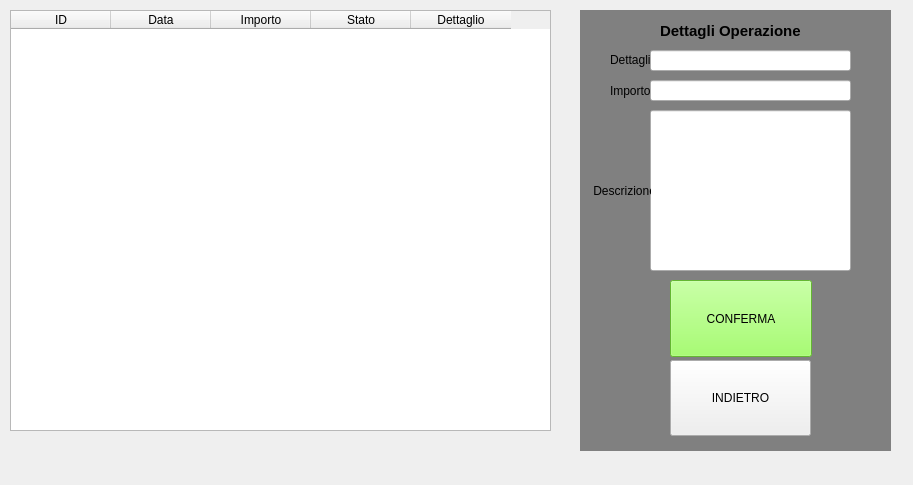
This is Boundaries/GestionePagamenti/CreaPagamento.ui in Diego30090/IngSoft_Palestra as Qt 5 draws it before an edit. The edited form follows.
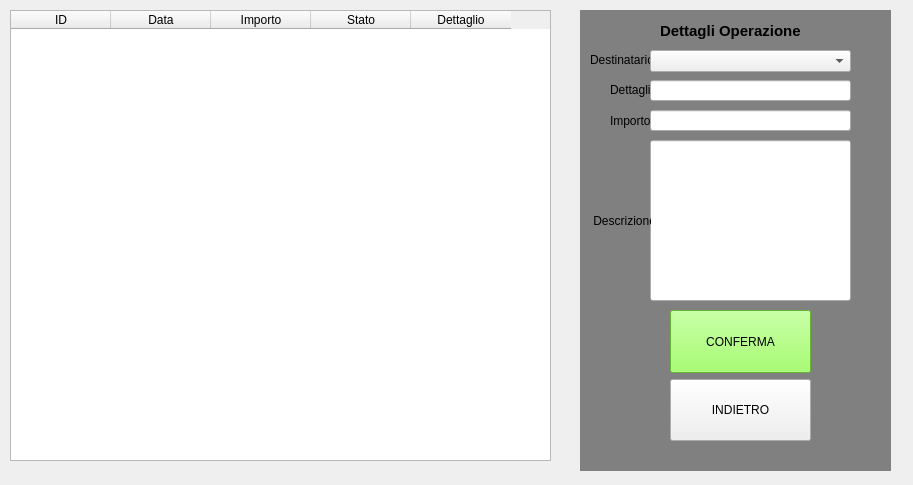
This is the edited form.

Commit message: implementata la creazione di pagamenti e la visualizzazione in modificaPagamento.py

Patch:
```diff
--- a/Boundaries/GestionePagamenti/CreaPagamento.ui
+++ b/Boundaries/GestionePagamenti/CreaPagamento.ui
@@ -37,7 +37,7 @@
    <property name="geometry">
     <rect>
      <x>650</x>
-     <y>110</y>
+     <y>140</y>
      <width>201</width>
      <height>161</height>
     </rect>
@@ -47,7 +47,7 @@
    <property name="geometry">
     <rect>
      <x>610</x>
-     <y>80</y>
+     <y>110</y>
      <width>41</width>
      <height>21</height>
     </rect>
@@ -60,7 +60,7 @@
    <property name="geometry">
     <rect>
      <x>650</x>
-     <y>80</y>
+     <y>110</y>
      <width>201</width>
      <height>21</height>
     </rect>
@@ -70,7 +70,7 @@
    <property name="geometry">
     <rect>
      <x>590</x>
-     <y>180</y>
+     <y>210</y>
      <width>61</width>
      <height>21</height>
     </rect>
@@ -85,7 +85,7 @@
      <x>580</x>
      <y>10</y>
      <width>311</width>
-     <height>441</height>
+     <height>461</height>
     </rect>
    </property>
    <property name="autoFillBackground">
@@ -104,33 +104,11 @@
     <string/>
    </property>
   </widget>
-  <widget class="QPushButton" name="confermaCreazioneButton">
-   <property name="geometry">
-    <rect>
-     <x>670</x>
-     <y>280</y>
-     <width>142</width>
-     <height>77</height>
-    </rect>
-   </property>
-   <property name="sizePolicy">
-    <sizepolicy hsizetype="Minimum" vsizetype="Preferred">
-     <horstretch>0</horstretch>
-     <verstretch>0</verstretch>
-    </sizepolicy>
-   </property>
-   <property name="styleSheet">
-    <string notr="true">background-color:rgb(140,255,70)</string>
-   </property>
-   <property name="text">
-    <string>CONFERMA</string>
-   </property>
-  </widget>
   <widget class="QLabel" name="label">
    <property name="geometry">
     <rect>
      <x>610</x>
-     <y>50</y>
+     <y>80</y>
      <width>41</width>
      <height>20</height>
     </rect>
@@ -145,7 +123,7 @@
      <x>10</x>
      <y>10</y>
      <width>541</width>
-     <height>421</height>
+     <height>451</height>
     </rect>
    </property>
    <property name="columnCount">
@@ -177,15 +155,44 @@
     </property>
    </column>
   </widget>
-  <widget class="QPushButton" name="backButton">
+  <widget class="QLineEdit" name="lineEditDettagli">
+   <property name="geometry">
+    <rect>
+     <x>650</x>
+     <y>80</y>
+     <width>201</width>
+     <height>21</height>
+    </rect>
+   </property>
+  </widget>
+  <widget class="QWidget" name="verticalLayoutWidget">
    <property name="geometry">
     <rect>
      <x>670</x>
-     <y>360</y>
+     <y>310</y>
      <width>141</width>
-     <height>76</height>
+     <height>131</height>
     </rect>
    </property>
+   <layout class="QVBoxLayout" name="verticalLayout">
+    <item>
+     <widget class="QPushButton" name="confermaCreazioneButton">
+      <property name="sizePolicy">
+       <sizepolicy hsizetype="Minimum" vsizetype="Preferred">
+        <horstretch>0</horstretch>
+        <verstretch>0</verstretch>
+       </sizepolicy>
+      </property>
+      <property name="styleSheet">
+       <string notr="true">background-color:rgb(140,255,70)</string>
+      </property>
+      <property name="text">
+       <string>CONFERMA</string>
+      </property>
+     </widget>
+    </item>
+    <item>
+     <widget class="QPushButton" name="backButton">
    <property name="sizePolicy">
     <sizepolicy hsizetype="Minimum" vsizetype="Preferred">
      <horstretch>0</horstretch>
@@ -199,13 +206,29 @@
     <string>INDIETRO</string>
    </property>
   </widget>
-  <widget class="QLineEdit" name="lineEditDettagli">
+    </item>
+   </layout>
+  </widget>
+  <widget class="QLabel" name="label_3">
+   <property name="geometry">
+    <rect>
+     <x>590</x>
+     <y>50</y>
+     <width>61</width>
+     <height>20</height>
+    </rect>
+   </property>
+   <property name="text">
+    <string>Destinatario</string>
+   </property>
+  </widget>
+  <widget class="QComboBox" name="destinatarioList">
    <property name="geometry">
     <rect>
      <x>650</x>
      <y>50</y>
      <width>201</width>
-     <height>21</height>
+     <height>22</height>
     </rect>
    </property>
   </widget>
@@ -215,11 +238,12 @@
   <zorder>label_2</zorder>
   <zorder>lineEditImporto</zorder>
   <zorder>label_4</zorder>
-  <zorder>confermaCreazioneButton</zorder>
   <zorder>label</zorder>
   <zorder>tabellaPagamenti</zorder>
-  <zorder>backButton</zorder>
   <zorder>lineEditDettagli</zorder>
+  <zorder>verticalLayoutWidget</zorder>
+  <zorder>label_3</zorder>
+  <zorder>destinatarioList</zorder>
  </widget>
  <resources/>
  <connections/>
```
Lines whose indentation alone changed are shown as unchanged. The commit also changes 9 other files.
